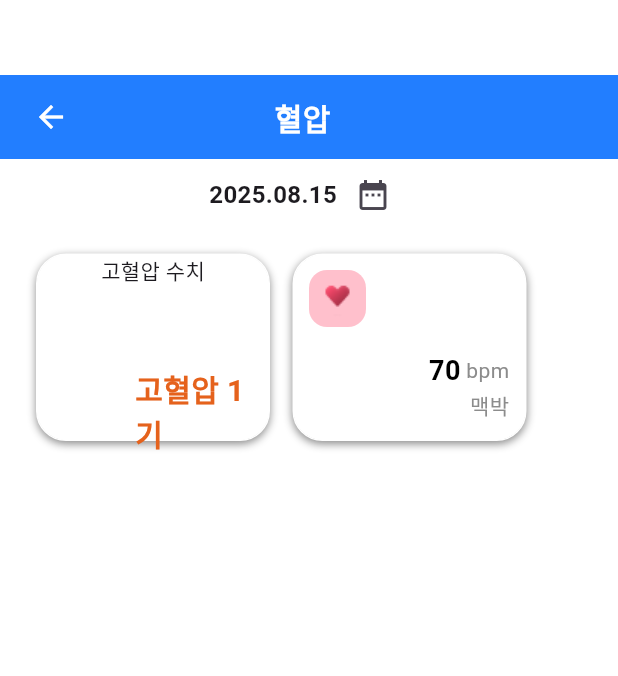
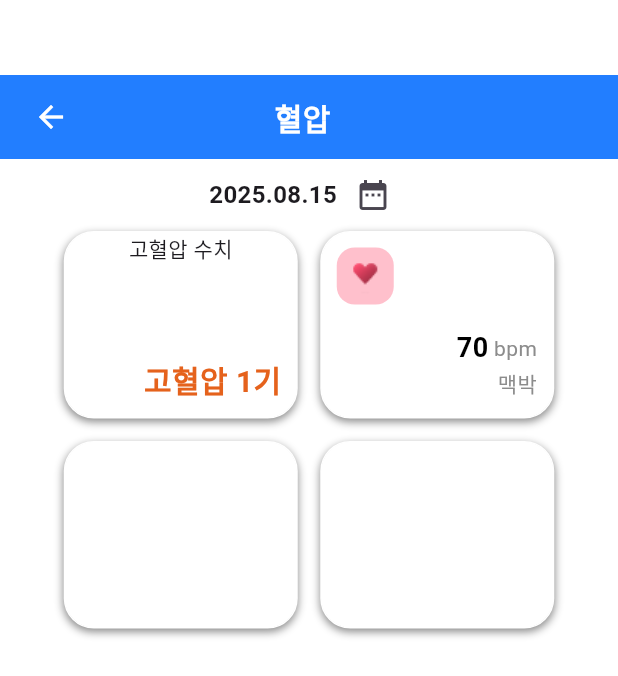
Before and after one commit to novellink-leedaeseung/novel_app, a Flutter app: the BloodPressureInfo screen opened by its route, on a phone screen of 412 x 824 dp. Shown: the top 676 px of the screen. Run offline on Flutter 3.47's test engine with Material 3 defaults, Android fonts, the phone set to English and light mode, and no system bars; our stand-ins replace go_router.

Commit message:
무분별한 padding 삭제

```diff
--- a/lib/screen/blood-pressure-info.dart
+++ b/lib/screen/blood-pressure-info.dart
@@ -71,10 +71,8 @@ class _BloodPressureInfoState extends State<BloodPressureInfo> {
             ),
           ),
           // 고혈압 1기, 맥박
-          Padding(
-            padding: const EdgeInsets.only(left: 24, top: 15),
-            child: SizedBox(
-              child: Row(
+          Row(
+            mainAxisAlignment: MainAxisAlignment.center,
             children: [
               // 고혈압 1기
               Container(
@@ -84,8 +82,11 @@ class _BloodPressureInfoState extends State<BloodPressureInfo> {
                 child: Column(
                   children: [
                     Text("고혈압 수치"),
-                        Padding(
-                          padding: const EdgeInsets.only(top: 53, left: 65),
+                    Expanded(
+                      child: Align(
+                        alignment: Alignment.bottomRight,
+                        child: Padding(
+                          padding: const EdgeInsets.only(bottom: 10, right: 10),
                           child: Text(
                             "고혈압 1기",
                             style: TextStyle(
@@ -95,12 +96,14 @@ class _BloodPressureInfoState extends State<BloodPressureInfo> {
                             ),
                           ),
                         ),
+                      ),
+                    ),
                   ],
                 ),
               ),
               // 맥박
               Padding(
-                    padding: const EdgeInsets.only(left: 15, right: 24),
+                padding: const EdgeInsets.only(left: 15),
                 child: Container(
                   decoration: grayBoxDecoration(),
                   width: 156,
@@ -115,9 +118,7 @@ class _BloodPressureInfoState extends State<BloodPressureInfo> {
                             decoration: heartBoxDecoration(),
                             width: 38,
                             height: 38,
-                                child: Image.asset(
-                                  "assets/images/icon/heart.png",
-                                ),
+                            child: Image.asset("assets/images/icon/heart.png"),
                           ),
                         ),
                       ),
@@ -173,6 +174,25 @@ class _BloodPressureInfoState extends State<BloodPressureInfo> {
               ),
             ],
           ),
+          Padding(
+            padding: const EdgeInsets.only(top: 15),
+            child: Row(
+              mainAxisAlignment: MainAxisAlignment.center,
+              children: [
+                Container(
+                  width: 156,
+                  height: 125,
+                  decoration: grayBoxDecoration(),
+                ),
+                Padding(
+                  padding: const EdgeInsets.only(left: 15),
+                  child: Container(
+                    width: 156,
+                    height: 125,
+                    decoration: grayBoxDecoration(),
+                  ),
+                ),
+              ],
             ),
           ),
         ],
```
Lines whose indentation alone changed are shown as unchanged.
